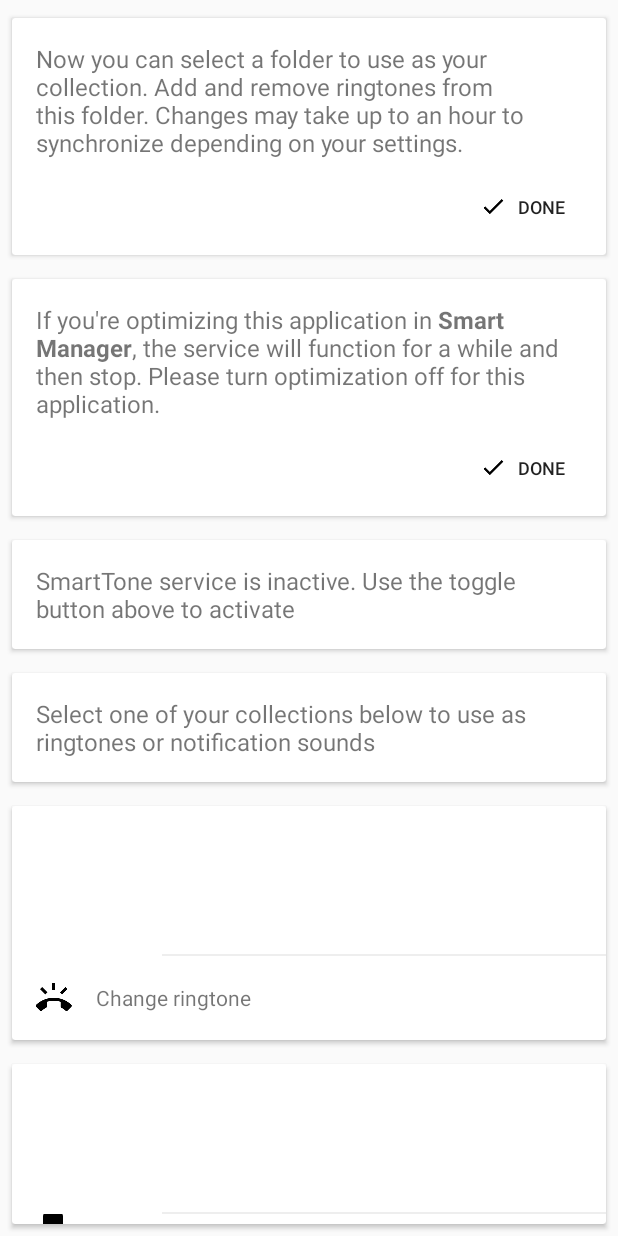
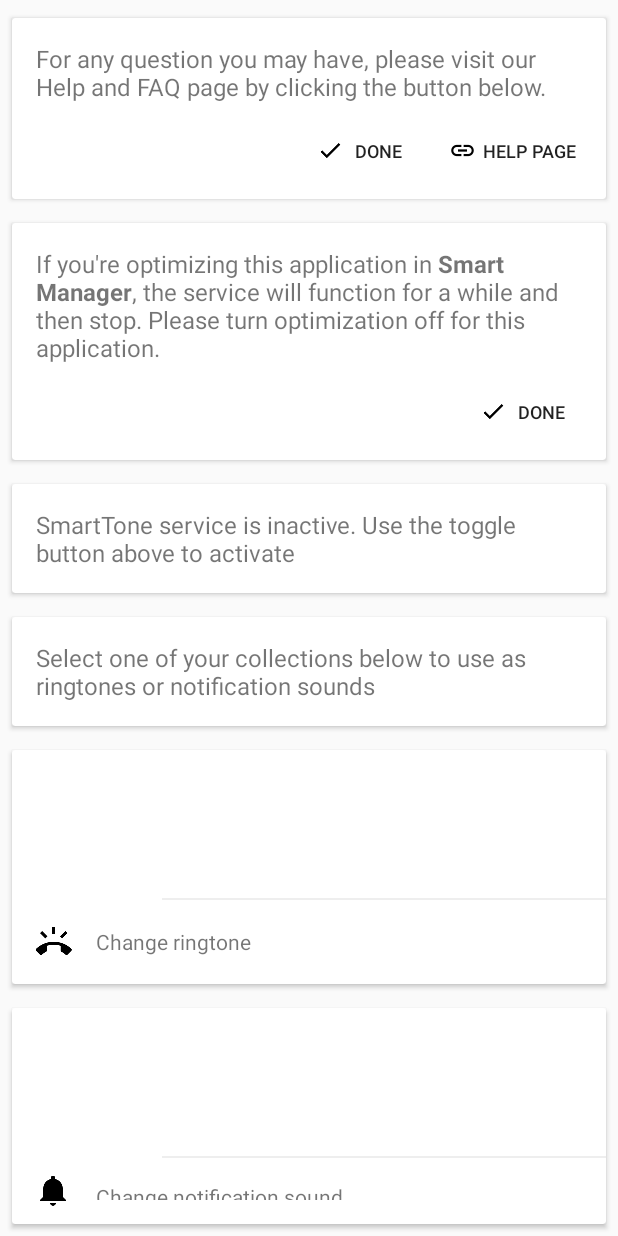
Before and after one commit to olayinkasf/smart-tone, an Android app: the layout menu_header.xml on its own in the app's theme, with its tools: preview values and no code run, on a phone screen of 412 x 824 dp. Run offline under Robolectric (Android 15) with nearby library versions, the light colour scheme and no system bars.

Commit message:
v2.4.3 - Final <Added help page notifier>

```diff
--- a/app-v11/build.gradle
+++ b/app-v11/build.gradle
@@ -28,8 +28,8 @@ android {
 
     defaultConfig {
         minSdkVersion 11
-        versionCode 85
-        versionName "2.4.2"
+        versionCode 87
+        versionName "2.4.3"
 
     }
 
--- a/app-v18/build.gradle
+++ b/app-v18/build.gradle
@@ -28,8 +28,8 @@ android {
 
     defaultConfig {
         minSdkVersion 18
-        versionCode 86
-        versionName "2.4.2"
+        versionCode 88
+        versionName "2.4.3"
 
     }
 
--- a/app/src/main/java/com/olayinka/smart/tone/AppSettings.java
+++ b/app/src/main/java/com/olayinka/smart/tone/AppSettings.java
@@ -71,6 +71,7 @@ public class AppSettings {
     public static final String NOTIFICATION_PERMISSION = (!Utils.hasJellyBeanMR2() ? AppSettings.BIND_ACCESSIBILITY_SERVICE : AppSettings.BIND_NOTIFICATION_LISTENER_SERVICE);
     public static final String NOTIF_CANCELED = "notif.canceled";
     public static final String GOT_IT_SAMSUNG = "got.it.samsung";
+    public static final String GOT_IT_HELP_PAGE = "got.it.help.page";
 
 
     public static void setFreq(Context context, String key, int which, int arrayId) {
--- a/app/src/main/java/com/olayinka/smart/tone/adapter/CollectionListAdapter.java
+++ b/app/src/main/java/com/olayinka/smart/tone/adapter/CollectionListAdapter.java
@@ -259,7 +259,7 @@ public class CollectionListAdapter extends CursorAdapter {
         if (header.getVisibility() == View.GONE)
             return;
         final int height = header.getMeasuredHeight();
-        final AbsListView.LayoutParams layoutParams = (AbsListView.LayoutParams) header.getLayoutParams();
+        final ViewGroup.LayoutParams layoutParams =  header.getLayoutParams();
 
         ObjectAnimator alphaAnimator = ObjectAnimator.ofFloat(context, "alpha", 0f).setDuration(300);
 
--- a/app/src/main/java/com/olayinka/smart/tone/service/BootReceiver.java
+++ b/app/src/main/java/com/olayinka/smart/tone/service/BootReceiver.java
@@ -32,7 +32,7 @@ public class BootReceiver extends BroadcastReceiver {
 
     @Override
     public void onReceive(Context context, Intent intent) {
-        AppLogger.wtf(context, "onReceive", "" + context.toString());
+        AppLogger.wtf(context, "BootReceiver onReceive", "" + context.toString());
         ((AbsSmartTone) context.getApplicationContext()).startServices();
     }
 }
--- a/app/src/main/res/layout/about_app.xml
+++ b/app/src/main/res/layout/about_app.xml
@@ -46,6 +46,7 @@
             <include android:id="@+id/appVersion" layout="@layout/menu_item"/>
             <include android:id="@+id/permissions" layout="@layout/menu_item"/>
             <include android:id="@+id/donate" layout="@layout/menu_item"/>
+            <include android:id="@+id/help" layout="@layout/menu_item"/>
             <include android:id="@+id/legal" layout="@layout/menu_item"/>
             <LinearLayout
                     android:padding="4dp"
--- a/app/src/main/res/layout/menu_header.xml
+++ b/app/src/main/res/layout/menu_header.xml
@@ -24,7 +24,7 @@
     android:paddingTop="4dp">
 
     <android.support.v7.widget.CardView
-        android:id="@+id/whatIsNew"
+        android:id="@+id/helpPage"
         android:layout_width="match_parent"
         android:layout_height="wrap_content"
         android:layout_marginBottom="8dp"
@@ -36,41 +36,57 @@
         android:orientation="vertical">
 
         <RelativeLayout
-            android:padding="8dp"
             android:layout_width="match_parent"
-            android:layout_height="wrap_content">
+            android:layout_height="wrap_content"
+            android:padding="8dp">
 
             <TextView
-                android:clickable="true"
-                android:background="?attr/selectableItemBackground"
                 android:id="@+id/text"
                 android:layout_width="match_parent"
                 android:layout_height="wrap_content"
                 android:layout_gravity="center_vertical"
+                android:background="?attr/selectableItemBackground"
+                android:clickable="true"
                 android:gravity="clip_vertical"
-                android:text="@string/what.is.new"
                 android:padding="8dp"
+                android:text="@string/help.page.notice"
                 android:textSize="16sp" />
 
             <TextView
-                android:layout_alignParentRight="true"
-                android:layout_alignParentEnd="true"
-                android:layout_below="@+id/text"
-                android:textSize="12sp"
                 android:id="@+id/positive"
                 style="@style/Widget.AppCompat.Button.Borderless"
                 android:layout_width="wrap_content"
                 android:layout_height="wrap_content"
+                android:layout_alignParentEnd="true"
+                android:layout_alignParentRight="true"
+                android:layout_below="@+id/text"
+                android:clickable="true"
+                android:drawableLeft="@drawable/ic_link_black_18dp"
+                android:drawablePadding="4dp"
+                android:drawableStart="@drawable/ic_link_black_18dp"
                 android:gravity="center"
+                android:text="@string/visit"
+                android:textSize="12sp" />
+
+            <TextView
+                android:id="@+id/negative"
+                style="@style/Widget.AppCompat.Button.Borderless"
+                android:layout_width="wrap_content"
+                android:layout_height="wrap_content"
+                android:layout_below="@+id/text"
+                android:layout_toLeftOf="@+id/positive"
+                android:layout_toStartOf="@+id/positive"
                 android:clickable="true"
                 android:drawableLeft="@drawable/ic_done_black_18dp"
                 android:drawableStart="@drawable/ic_done_black_18dp"
-                android:text="@string/done" />
+                android:gravity="center"
+                android:text="@string/done"
+                android:textSize="12sp" />
         </RelativeLayout>
     </android.support.v7.widget.CardView>
-
+    <!--
         <android.support.v7.widget.CardView
-        android:id="@+id/checkSamsung"
+            android:id="@+id/helpPage"
             android:layout_width="match_parent"
             android:layout_height="wrap_content"
             android:layout_marginBottom="8dp"
@@ -114,6 +130,52 @@
                     android:text="@string/done" />
             </RelativeLayout>
         </android.support.v7.widget.CardView>
+    -->
+    <android.support.v7.widget.CardView
+        android:id="@+id/checkSamsung"
+        android:layout_width="match_parent"
+        android:layout_height="wrap_content"
+        android:layout_marginBottom="8dp"
+        android:layout_marginLeft="8dp"
+        android:layout_marginRight="8dp"
+        android:layout_marginTop="8dp"
+        android:background="?attr/selectableItemBackgroundBorderless"
+        android:clickable="true"
+        android:orientation="vertical">
+
+        <RelativeLayout
+            android:layout_width="match_parent"
+            android:layout_height="wrap_content"
+            android:padding="8dp">
+
+            <TextView
+                android:id="@+id/text"
+                android:layout_width="match_parent"
+                android:layout_height="wrap_content"
+                android:layout_gravity="center_vertical"
+                android:background="?attr/selectableItemBackground"
+                android:clickable="true"
+                android:gravity="clip_vertical"
+                android:padding="8dp"
+                android:text="@string/check.samsung"
+                android:textSize="16sp" />
+
+            <TextView
+                android:id="@+id/positive"
+                style="@style/Widget.AppCompat.Button.Borderless"
+                android:layout_width="wrap_content"
+                android:layout_height="wrap_content"
+                android:layout_alignParentEnd="true"
+                android:layout_alignParentRight="true"
+                android:layout_below="@+id/text"
+                android:clickable="true"
+                android:drawableLeft="@drawable/ic_done_black_18dp"
+                android:drawableStart="@drawable/ic_done_black_18dp"
+                android:gravity="center"
+                android:text="@string/done"
+                android:textSize="12sp" />
+        </RelativeLayout>
+    </android.support.v7.widget.CardView>
 
     <android.support.v7.widget.CardView
         android:id="@+id/serviceNotifier"
@@ -126,11 +188,11 @@
         android:orientation="vertical">
 
         <TextView
-            android:background="?attr/selectableItemBackground"
-            android:clickable="true"
             android:layout_width="match_parent"
             android:layout_height="wrap_content"
             android:layout_gravity="center_vertical"
+            android:background="?attr/selectableItemBackground"
+            android:clickable="true"
             android:gravity="clip_vertical"
             android:padding="16dp"
             android:text="@string/toggle.activate"
@@ -149,11 +211,11 @@
         android:orientation="vertical">
 
         <TextView
-            android:background="?attr/selectableItemBackground"
-            android:clickable="true"
             android:layout_width="match_parent"
             android:layout_height="wrap_content"
             android:layout_gravity="center_vertical"
+            android:background="?attr/selectableItemBackground"
+            android:clickable="true"
             android:gravity="clip_vertical"
             android:padding="16dp"
             android:text="@string/select.one"
--- a/app/src/main/res/values/strings.xml
+++ b/app/src/main/res/values/strings.xml
@@ -25,6 +25,8 @@
     <string name="app_name" translatable="false">SmartTone</string>
     <string name="about.app.title">About App</string>
     <string name="done">Done</string>
+    <string name="help">Help/FAQ</string>
+    <string name="visit">Help Page</string>
     <string name="share.using">Share using</string>
     <string name="checkout">Hey! Check out the SmartTone app at:</string>
     <string name="app.link" translatable="false">https://play.google.com/store/apps/details?id=app.smart.tone</string>
@@ -154,6 +156,7 @@
     <string name="permission.write.settings.alert">To change your Ringtone or notification, the application needs the permission to write settings</string>
     <string name="grant.write.settings">SmartTone needs Phone Settings permission to change your ringtone or notification sound</string>
     <string name="grant.read.phone_state">SmartTone needs Phone State permission to change your ringtone or notification sound</string>
+    <string name="help.page.notice">For any question you may have, please visit our Help and FAQ page by clicking the button below.</string>
 
     <string-array name="index_freq">
         <item>Every hour</item>
```
Also changed, not shown: app/src/main/java/com/olayinka/smart/tone/activity/AboutAppActivity.java (+13 -0 lines), app/src/main/java/com/olayinka/smart/tone/activity/AbstractMenuActivity.java (+36 -8 lines), app/src/main/java/com/olayinka/smart/tone/activity/ImageCacheActivity.java (+8 -0 lines), app/src/main/res/drawable-hdpi/ic_link_black_18dp.png (added), app/src/main/res/drawable-mdpi/ic_link_black_18dp.png (added), app/src/main/res/drawable-xhdpi/ic_link_black_18dp.png (added), app/src/main/res/drawable-xxhdpi/ic_link_black_18dp.png (added), app/src/main/res/drawable-xxxhdpi/ic_link_black_18dp.png (added), 2 other files. Lines whose indentation alone changed are shown as unchanged.
